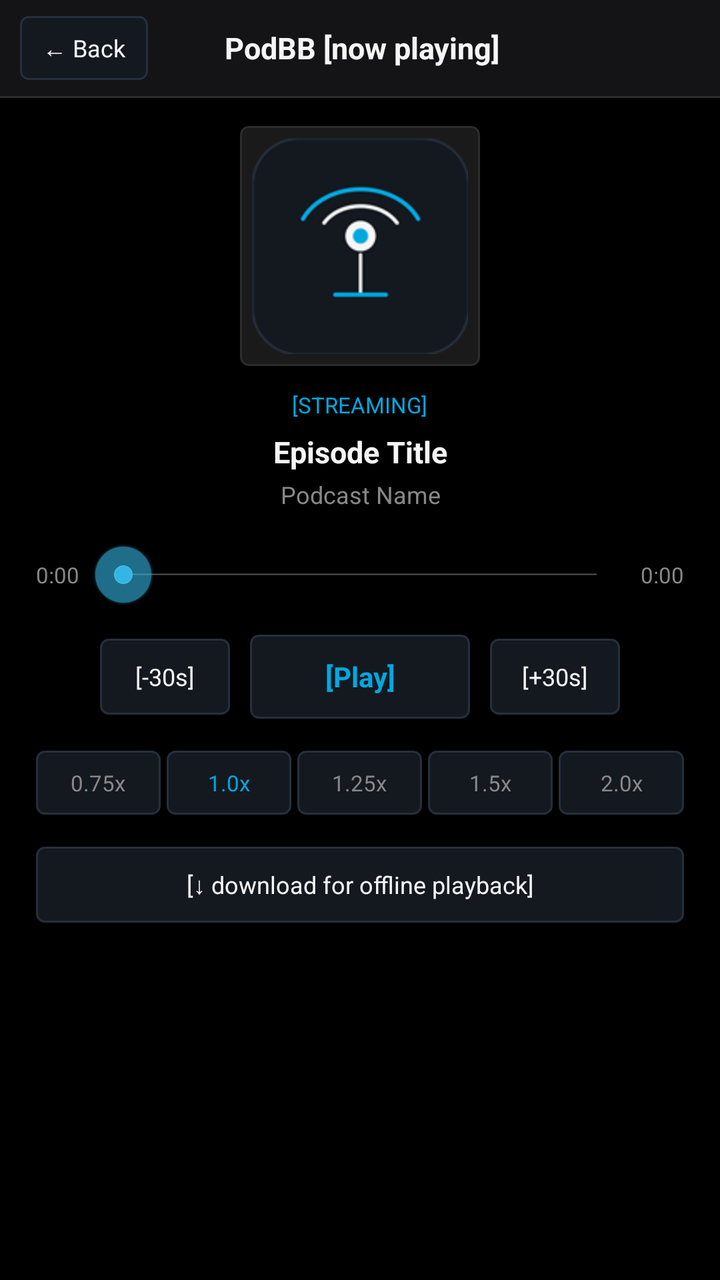
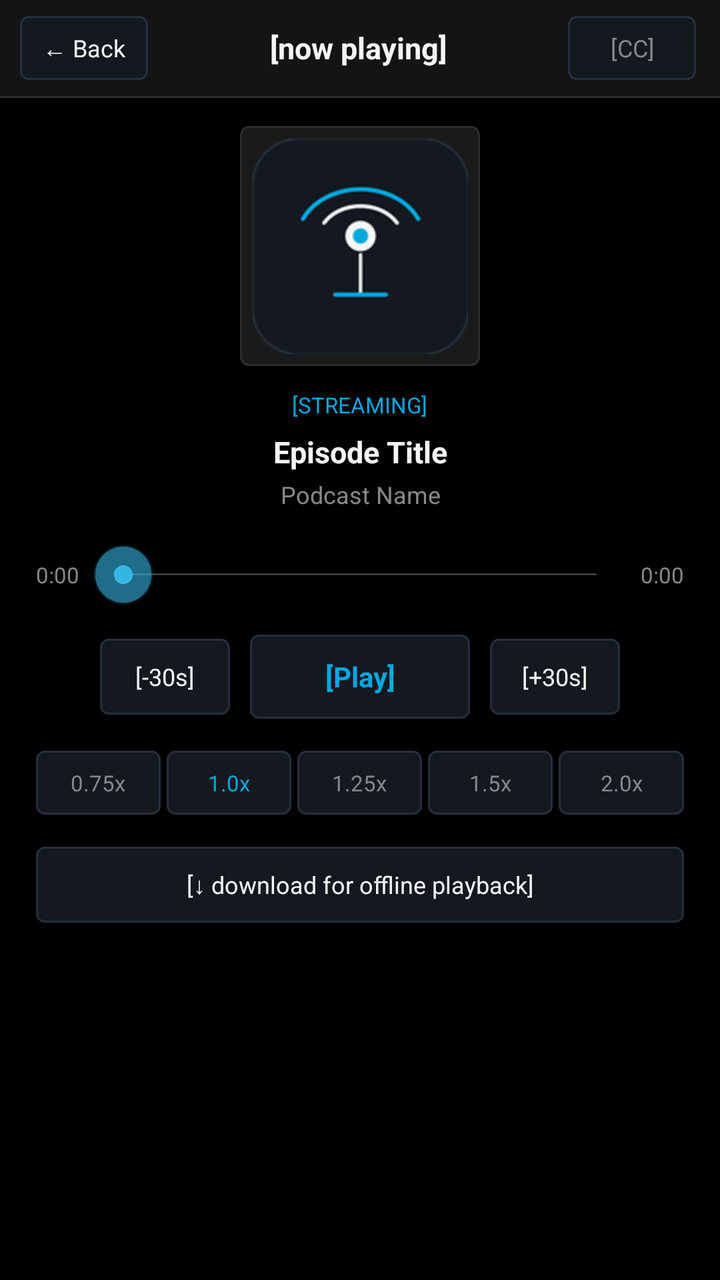

Two renders of the same Android screen: before a commit and after it. Below are the layout's source before the change and the commit's diff.
<!-- AndroidManifest.xml: application theme AppTheme -->
<!-- res/layout/activity_player.xml -->
<?xml version="1.0" encoding="utf-8"?>
<LinearLayout xmlns:android="http://schemas.android.com/apk/res/android"
    android:layout_width="match_parent"
    android:layout_height="match_parent"
    android:orientation="vertical"
    android:background="@color/bb_black">

    
    <LinearLayout
        android:layout_width="match_parent"
        android:layout_height="48dp"
        android:orientation="horizontal"
        android:gravity="center_vertical"
        android:background="@color/header_bg"
        android:paddingLeft="10dp"
        android:paddingRight="12dp">

        <Button
            android:id="@+id/btnBack"
            android:layout_width="wrap_content"
            android:layout_height="32dp"
            android:text="← Back"
            android:textColor="@color/bb_text_white"
            android:background="@drawable/btn_bb_action"
            android:textSize="12sp"
            android:paddingLeft="10dp"
            android:paddingRight="10dp" />

        <TextView
            android:layout_width="0dp"
            android:layout_height="wrap_content"
            android:layout_weight="1"
            android:gravity="center"
            android:text="PodBB [now playing]"
            android:textColor="@color/bb_text_white"
            android:textSize="15sp"
            android:textStyle="bold" />

        <View
            android:layout_width="60dp"
            android:layout_height="1dp" />
    </LinearLayout>

    <View
        android:layout_width="match_parent"
        android:layout_height="1dp"
        android:background="@color/bb_border" />

    <ScrollView
        android:layout_width="match_parent"
        android:layout_height="match_parent"
        android:fillViewport="true">

        <LinearLayout
            android:layout_width="match_parent"
            android:layout_height="wrap_content"
            android:orientation="vertical"
            android:gravity="center_horizontal"
            android:paddingLeft="18dp"
            android:paddingRight="18dp"
            android:paddingTop="14dp"
            android:paddingBottom="20dp">

            
            <ImageView
                android:id="@+id/imgArtwork"
                android:layout_width="120dp"
                android:layout_height="120dp"
                android:src="@drawable/ic_launcher"
                android:scaleType="centerCrop"
                android:background="@drawable/card_bg"
                android:padding="6dp"
                android:layout_marginBottom="12dp" />

            
            <TextView
                android:id="@+id/tvSourceBadge"
                android:layout_width="wrap_content"
                android:layout_height="wrap_content"
                android:text="[STREAMING]"
                android:textColor="@color/bb_blue"
                android:textSize="11sp"
                android:layout_marginBottom="6dp" />

            
            <TextView
                android:id="@+id/tvEpisodeTitle"
                android:layout_width="match_parent"
                android:layout_height="wrap_content"
                android:gravity="center"
                android:text="Episode Title"
                android:textColor="@color/bb_text_white"
                android:textSize="15sp"
                android:textStyle="bold"
                android:maxLines="3"
                android:ellipsize="end" />

            
            <TextView
                android:id="@+id/tvPodcastName"
                android:layout_width="match_parent"
                android:layout_height="wrap_content"
                android:gravity="center"
                android:layout_marginTop="3dp"
                android:text="Podcast Name"
                android:textColor="@color/bb_text_dim"
                android:textSize="12sp"
                android:singleLine="true" />

            
            <LinearLayout
                android:layout_width="match_parent"
                android:layout_height="wrap_content"
                android:orientation="horizontal"
                android:gravity="center_vertical"
                android:layout_marginTop="16dp">

                <TextView
                    android:id="@+id/tvCurrentTime"
                    android:layout_width="wrap_content"
                    android:layout_height="wrap_content"
                    android:text="0:00"
                    android:textColor="@color/bb_text_dim"
                    android:textSize="11sp" />

                <SeekBar
                    android:id="@+id/seekBar"
                    android:layout_width="0dp"
                    android:layout_height="wrap_content"
                    android:layout_weight="1"
                    android:layout_marginLeft="6dp"
                    android:layout_marginRight="6dp" />

                <TextView
                    android:id="@+id/tvDuration"
                    android:layout_width="wrap_content"
                    android:layout_height="wrap_content"
                    android:text="0:00"
                    android:textColor="@color/bb_text_dim"
                    android:textSize="11sp" />
            </LinearLayout>

            
            <LinearLayout
                android:layout_width="match_parent"
                android:layout_height="wrap_content"
                android:orientation="horizontal"
                android:gravity="center"
                android:layout_marginTop="14dp">

                <Button
                    android:id="@+id/btnSkipBack"
                    android:layout_width="65dp"
                    android:layout_height="38dp"
                    android:text="[-30s]"
                    android:textColor="@color/bb_text_white"
                    android:background="@drawable/btn_bb_action"
                    android:textSize="12sp"
                    android:layout_marginRight="10dp" />

                <Button
                    android:id="@+id/btnPlayPause"
                    android:layout_width="110dp"
                    android:layout_height="42dp"
                    android:text="[Play]"
                    android:textColor="@color/bb_blue"
                    android:background="@drawable/btn_bb_action"
                    android:textSize="14sp"
                    android:textStyle="bold" />

                <Button
                    android:id="@+id/btnSkipForward"
                    android:layout_width="65dp"
                    android:layout_height="38dp"
                    android:text="[+30s]"
                    android:textColor="@color/bb_text_white"
                    android:background="@drawable/btn_bb_action"
                    android:textSize="12sp"
                    android:layout_marginLeft="10dp" />
            </LinearLayout>

            
            <LinearLayout
                android:layout_width="match_parent"
                android:layout_height="wrap_content"
                android:orientation="horizontal"
                android:gravity="center"
                android:layout_marginTop="16dp">

                <Button android:id="@+id/btnSpeed075" android:layout_width="0dp" android:layout_height="32dp" android:layout_weight="1" android:text="0.75x" android:textColor="@color/bb_text_dim" android:background="@drawable/btn_bb_action" android:textSize="11sp" android:layout_marginRight="3dp" />
                <Button android:id="@+id/btnSpeed100" android:layout_width="0dp" android:layout_height="32dp" android:layout_weight="1" android:text="1.0x" android:textColor="@color/bb_blue" android:background="@drawable/btn_bb_action" android:textSize="11sp" android:layout_marginRight="3dp" />
                <Button android:id="@+id/btnSpeed125" android:layout_width="0dp" android:layout_height="32dp" android:layout_weight="1" android:text="1.25x" android:textColor="@color/bb_text_dim" android:background="@drawable/btn_bb_action" android:textSize="11sp" android:layout_marginRight="3dp" />
                <Button android:id="@+id/btnSpeed150" android:layout_width="0dp" android:layout_height="32dp" android:layout_weight="1" android:text="1.5x" android:textColor="@color/bb_text_dim" android:background="@drawable/btn_bb_action" android:textSize="11sp" android:layout_marginRight="3dp" />
                <Button android:id="@+id/btnSpeed200" android:layout_width="0dp" android:layout_height="32dp" android:layout_weight="1" android:text="2.0x" android:textColor="@color/bb_text_dim" android:background="@drawable/btn_bb_action" android:textSize="11sp" />
            </LinearLayout>

            
            <Button
                android:id="@+id/btnDownload"
                android:layout_width="match_parent"
                android:layout_height="38dp"
                android:text="[↓ download for offline playback]"
                android:textColor="@color/bb_text_white"
                android:background="@drawable/btn_bb_action"
                android:textSize="12sp"
                android:layout_marginTop="16dp" />

        </LinearLayout>
    </ScrollView>

</LinearLayout>
<!-- resources referenced by this layout -->
<resources>
  <color name="bb_black">#000000</color>
  <color name="bb_blue">#00A8DF</color>
  <color name="bb_border">#2C2C2C</color>
  <color name="bb_text_dim">#888888</color>
  <color name="bb_text_white">#F5F5F5</color>
  <color name="header_bg">#141416</color>
  <!-- drawable btn_bb_action (drawable) -->
  <?xml version="1.0" encoding="utf-8"?>
  <selector xmlns:android="http://schemas.android.com/apk/res/android">
      <item android:state_pressed="true">
          <shape android:shape="rectangle">
              <solid android:color="@color/bb_blue" />
              <corners android:radius="4dp" />
          </shape>
      </item>
      <item>
          <shape android:shape="rectangle">
              <solid android:color="@color/btn_bg" />
              <stroke android:width="1dp" android:color="@color/btn_border" />
              <corners android:radius="4dp" />
          </shape>
      </item>
  </selector>
  <!-- drawable card_bg (drawable) -->
  <?xml version="1.0" encoding="utf-8"?>
  <shape xmlns:android="http://schemas.android.com/apk/res/android"
      android:shape="rectangle">
      <solid android:color="@color/bb_card" />
      <corners android:radius="4dp" />
      <stroke android:width="1dp" android:color="@color/bb_border" />
  </shape>
  <!-- drawable ic_launcher: png bitmap (drawable, 6352 bytes) -->
  <style name="AppTheme" parent="@android:style/Theme.Holo.NoActionBar">
          <item name="android:windowBackground">@color/bg</item>
          <item name="android:colorBackground">@color/bg</item>
          <item name="android:textColor">@color/text_primary</item>
      </style>
  <color name="btn_bg">#141920</color>
  <color name="btn_border">#25303D</color>
  <color name="bb_card">#1A1A1A</color>
  <color name="bg">#000000</color>
  <color name="text_primary">#F5F5F5</color>
</resources>

<!-- the commit's change to res/layout/activity_player.xml (unified diff, before → after) -->
@@ -31,14 +31,21 @@
             android:layout_height="wrap_content"
             android:layout_weight="1"
             android:gravity="center"
-            android:text="PodBB [now playing]"
+            android:text="[now playing]"
             android:textColor="@color/bb_text_white"
             android:textSize="15sp"
             android:textStyle="bold" />
 
-        <View
-            android:layout_width="60dp"
-            android:layout_height="1dp" />
+        <Button
+            android:id="@+id/btnCaptions"
+            android:layout_width="wrap_content"
+            android:layout_height="32dp"
+            android:text="[CC]"
+            android:textColor="@color/bb_text_dim"
+            android:background="@drawable/btn_bb_action"
+            android:textSize="12sp"
+            android:paddingLeft="10dp"
+            android:paddingRight="10dp" />
     </LinearLayout>
 
     <View
@@ -205,6 +212,36 @@
                 android:textSize="12sp"
                 android:layout_marginTop="16dp" />
 
+            
+            <LinearLayout
+                android:id="@+id/panelCaptions"
+                android:layout_width="match_parent"
+                android:layout_height="wrap_content"
+                android:orientation="vertical"
+                android:visibility="gone"
+                android:layout_marginTop="16dp"
+                android:background="@color/header_bg"
+                android:padding="12dp">
+
+                <TextView
+                    android:layout_width="match_parent"
+                    android:layout_height="wrap_content"
+                    android:text="[CC] TRANSCRIPT"
+                    android:textColor="@color/bb_blue"
+                    android:textSize="10sp"
+                    android:textStyle="bold"
+                    android:layout_marginBottom="8dp" />
+
+                <TextView
+                    android:id="@+id/tvCaptionsContent"
+                    android:layout_width="match_parent"
+                    android:layout_height="wrap_content"
+                    android:text="No transcript available.\n\nTranscripts load from the podcast RSS feed. Try a podcast that publishes transcripts."
+                    android:textColor="@color/text_secondary"
+                    android:textSize="12sp"
+                    android:lineSpacingMultiplier="1.4" />
+            </LinearLayout>
+
         </LinearLayout>
     </ScrollView>
 
<!-- resource entries referenced after the edit -->
@@ -6,6 +6,7 @@
   <color name="bb_text_dim">#888888</color>
   <color name="bb_text_white">#F5F5F5</color>
   <color name="header_bg">#141416</color>
+  <color name="text_secondary">#888888</color>
   <!-- drawable btn_bb_action (drawable) -->
   <?xml version="1.0" encoding="utf-8"?>
   <selector xmlns:android="http://schemas.android.com/apk/res/android">
